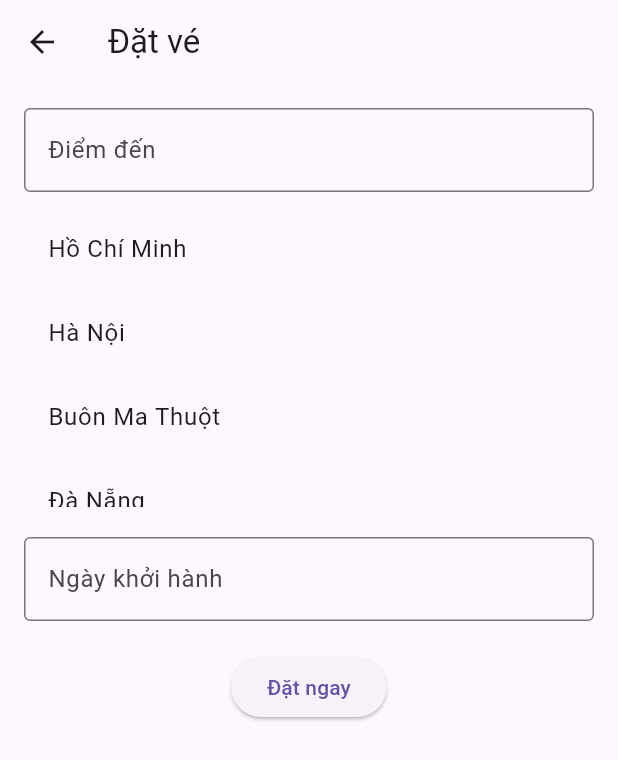
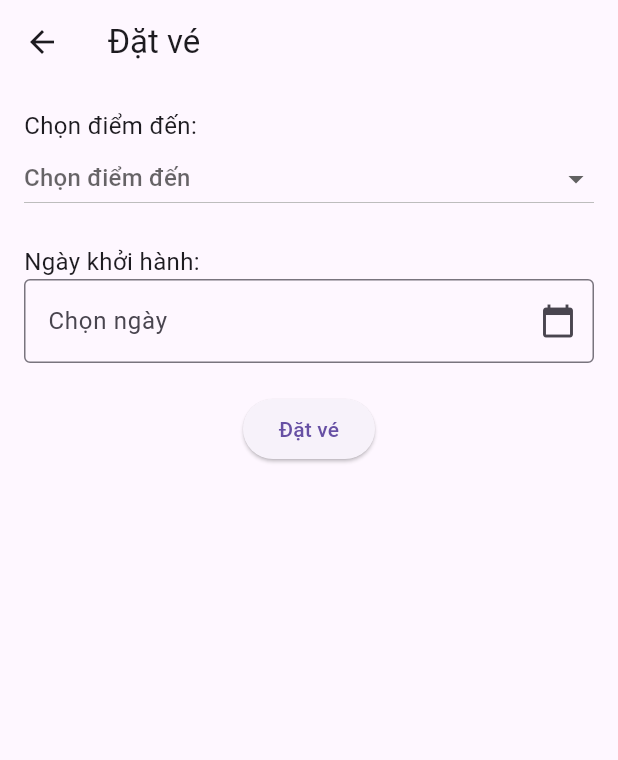
Before and after one commit to minhquang203/MOBILE_BOOK_TRAVEL, a Flutter app: the screen it shows after launch, after a tap on "Đặt vé", on a phone screen of 412 x 824 dp. Shown: the top 760 px of the screen. Run offline on Flutter 3.47's test engine with Material 3 defaults, Android fonts, the light colour scheme and no system bars.

Commit message:
xong phần đặt vé dang cải thiện hơn

```diff
--- a/lib/booking_screen.dart
+++ /dev/null
@@ -1,83 +0,0 @@
-import 'package:flutter/material.dart';
-
-class BookingScreen extends StatefulWidget {
-  const BookingScreen({Key? key}) : super(key: key);
-
-  @override
-  _BookingScreenState createState() => _BookingScreenState();
-}
-
-class _BookingScreenState extends State<BookingScreen> {
-  final TextEditingController _destinationController = TextEditingController();
-  final List<String> _destinations = ['Hồ Chí Minh', 'Hà Nội', 'Buôn Ma Thuột', 'Đà Nẵng', 'Phú Quốc'];
-  List<String> _filteredDestinations = [];
-
-  @override
-  void initState() {
-    super.initState();
-    _filteredDestinations = _destinations;
-  }
-
-  void _filterDestinations(String query) {
-    setState(() {
-      _filteredDestinations = _destinations
-          .where((destination) => destination.toLowerCase().contains(query.toLowerCase()))
-          .toList();
-    });
-  }
-
-  @override
-  Widget build(BuildContext context) {
-    return Scaffold(
-      appBar: AppBar(
-        title: Text('Đặt vé'),
-      ),
-      body: SingleChildScrollView(
-        padding: const EdgeInsets.all(16.0),
-        child: Column(
-          children: <Widget>[
-            TextField(
-              controller: _destinationController,
-              decoration: InputDecoration(
-                labelText: 'Điểm đến',
-                border: OutlineInputBorder(),
-              ),
-              onChanged: _filterDestinations,
-            ),
-            const SizedBox(height: 10),
-            Container(
-              height: 200,
-              child: ListView.builder(
-                itemCount: _filteredDestinations.length,
-                itemBuilder: (context, index) {
-                  return ListTile(
-                    title: Text(_filteredDestinations[index]),
-                    onTap: () {
-                      setState(() {
-                        _destinationController.text = _filteredDestinations[index];
-                      });
-                    },
-                  );
-                },
-              ),
-            ),
-            const SizedBox(height: 20),
-            TextField(
-              decoration: InputDecoration(
-                labelText: 'Ngày khởi hành',
-                border: OutlineInputBorder(),
-              ),
-            ),
-            const SizedBox(height: 20),
-            ElevatedButton(
-              onPressed: () {
-                // Add booking logic here
-              },
-              child: const Text('Đặt ngay'),
-            ),
-          ],
-        ),
-      ),
-    );
-  }
-}
--- a/lib/main.dart
+++ b/lib/main.dart
@@ -1,9 +1,18 @@
 import 'package:flutter/material.dart';
-import 'booking_screen.dart';
-import 'trip_list_screen.dart';
+import 'package:provider/provider.dart';
+
+import 'providers/booking_provider.dart';
+import 'screens/home_screen.dart';
 
 void main() {
-  runApp(const MyApp());
+  runApp(
+    MultiProvider(
+      providers: [
+        ChangeNotifierProvider(create: (_) => BookingProvider()),
+      ],
+      child: const MyApp(),
+    ),
+  );
 }
 
 class MyApp extends StatelessWidget {
@@ -12,55 +21,10 @@ class MyApp extends StatelessWidget {
   @override
   Widget build(BuildContext context) {
     return MaterialApp(
-      title: 'Đặt vé xe',
-      theme: ThemeData(
-        primarySwatch: Colors.blue,
-      ),
-      home: const MyHomePage(),
+      debugShowCheckedModeBanner: false,
+      title: 'Ứng dụng đặt vé',
+      theme: ThemeData(primarySwatch: Colors.blue),
+      home: const HomeScreen(),
     );
   }
 }
-
-class MyHomePage extends StatelessWidget {
-  const MyHomePage({Key? key}) : super(key: key);
-
-  @override
-  Widget build(BuildContext context) {
-    return Scaffold(
-      appBar: AppBar(
-        title: const Text('Đặt vé xe'),
-      ),
-      body: Center(
-        child: Column(
-          mainAxisAlignment: MainAxisAlignment.center,
-          children: <Widget>[
-            const Text(
-              'Xin chào quý khách!',
-              style: TextStyle(fontSize: 24),
-            ),
-            const SizedBox(height: 20),
-            ElevatedButton(
-              onPressed: () {
-                Navigator.push(
-                  context,
-                  MaterialPageRoute(builder: (context) => const BookingScreen()),
-                );
-              },
-              child: const Text('Đặt vé'),
-            ),
-            const SizedBox(height: 20),
-            ElevatedButton(
-              onPressed: () {
-                Navigator.push(
-                  context,
-                  MaterialPageRoute(builder: (context) => const TripListScreen()),
-                );
-              },
-              child: const Text('Kiểm tra vé'),
-            ),
-          ],
-        ),
-      ),
-    );
-  }
-}
--- /dev/null
+++ b/lib/providers/booking_provider.dart
@@ -0,0 +1,22 @@
+import 'package:flutter/material.dart';
+
+class BookingProvider with ChangeNotifier {
+  final List<String> _destinations = [
+    'Hồ Chí Minh',
+    'Hà Nội',
+    'Đà Nẵng',
+    'Phú Quốc',
+    'Buôn Ma Thuột',
+  ];
+
+  final List<Map<String, String>> _bookings = [];
+
+  List<String> get destinations => _destinations;
+
+  List<Map<String, String>> get bookings => _bookings;
+
+  void addBooking(String destination, String date) {
+    _bookings.add({'destination': destination, 'date': date});
+    notifyListeners();
+  }
+}
--- /dev/null
+++ b/lib/screens/booking_screen.dart
@@ -0,0 +1,107 @@
+import 'package:flutter/material.dart';
+import 'package:provider/provider.dart';
+
+import '../providers/booking_provider.dart';
+
+class BookingScreen extends StatefulWidget {
+  const BookingScreen({Key? key}) : super(key: key);
+
+  @override
+  State<BookingScreen> createState() => _BookingScreenState();
+}
+
+class _BookingScreenState extends State<BookingScreen> {
+  String? _selectedDestination;
+  final TextEditingController _dateController = TextEditingController();
+
+  Future<void> _selectDate(BuildContext context) async {
+    final DateTime? pickedDate = await showDatePicker(
+      context: context,
+      initialDate: DateTime.now(),
+      firstDate: DateTime.now(),
+      lastDate: DateTime(2100),
+    );
+    if (pickedDate != null) {
+      setState(() {
+        _dateController.text =
+            "${pickedDate.day}/${pickedDate.month}/${pickedDate.year}";
+      });
+    }
+  }
+
+  @override
+  Widget build(BuildContext context) {
+    final destinations = Provider.of<BookingProvider>(context).destinations;
+
+    return Scaffold(
+      appBar: AppBar(
+        title: const Text('Đặt vé'),
+      ),
+      body: Padding(
+        padding: const EdgeInsets.all(16.0),
+        child: Column(
+          crossAxisAlignment: CrossAxisAlignment.start,
+          children: [
+            const Text('Chọn điểm đến:', style: TextStyle(fontSize: 16)),
+            DropdownButton<String>(
+              value: _selectedDestination,
+              hint: const Text('Chọn điểm đến'),
+              isExpanded: true,
+              items: destinations.map((String destination) {
+                return DropdownMenuItem<String>(
+                  value: destination,
+                  child: Text(destination),
+                );
+              }).toList(),
+              onChanged: (String? newValue) {
+                setState(() {
+                  _selectedDestination = newValue;
+                });
+              },
+            ),
+            const SizedBox(height: 20),
+            const Text('Ngày khởi hành:', style: TextStyle(fontSize: 16)),
+            TextField(
+              controller: _dateController,
+              readOnly: true,
+              decoration: const InputDecoration(
+                labelText: 'Chọn ngày',
+                border: OutlineInputBorder(),
+                suffixIcon: Icon(Icons.calendar_today),
+              ),
+              onTap: () {
+                _selectDate(context);
+              },
+            ),
+            const SizedBox(height: 20),
+            Center(
+              child: ElevatedButton(
+                onPressed: () {
+                  if (_selectedDestination == null ||
+                      _dateController.text.isEmpty) {
+                    ScaffoldMessenger.of(context).showSnackBar(
+                      const SnackBar(
+                          content: Text('Vui lòng nhập đầy đủ thông tin')),
+                    );
+                  } else {
+                    Provider.of<BookingProvider>(context, listen: false)
+                        .addBooking(
+                      _selectedDestination!,
+                      _dateController.text,
+                    );
+                    ScaffoldMessenger.of(context).showSnackBar(
+                      SnackBar(content: Text('Đặt vé thành công!')),
+                    );
+                    Navigator.pop(
+                        context); // Navigate back to the previous screen
+                  }
+                },
+                child: const Text('Đặt vé'),
+              ),
+            ),
+          ],
+        ),
+      ),
+    );
+  }
+}
--- /dev/null
+++ b/lib/screens/home_screen.dart
@@ -0,0 +1,50 @@
+import 'package:flutter/material.dart';
+
+import 'booking_screen.dart';
+import 'trip_list_screen.dart';
+
+class HomeScreen extends StatelessWidget {
+  const HomeScreen({Key? key}) : super(key: key);
+
+  @override
+  Widget build(BuildContext context) {
+    return Scaffold(
+      appBar: AppBar(
+        title: const Text('Đặt vé xe'),
+      ),
+      body: Center(
+        child: Column(
+          mainAxisAlignment: MainAxisAlignment.center,
+          children: <Widget>[
+            const Text(
+              'Xin chào quý khách!',
+              style: TextStyle(fontSize: 24),
+            ),
+            const SizedBox(height: 20),
+            ElevatedButton(
+              onPressed: () {
+                Navigator.push(
+                  context,
+                  MaterialPageRoute(
+                      builder: (context) => const BookingScreen()),
+                );
+              },
+              child: const Text('Đặt vé'),
+            ),
+            const SizedBox(height: 20),
+            ElevatedButton(
+              onPressed: () {
+                Navigator.push(
+                  context,
+                  MaterialPageRoute(
+                      builder: (context) => const TripListScreen()),
+                );
+              },
+              child: const Text('Kiểm tra vé'),
+            ),
+          ],
+        ),
+      ),
+    );
+  }
+}
--- /dev/null
+++ b/lib/screens/trip_list_screen.dart
@@ -0,0 +1,44 @@
+import 'package:flutter/material.dart';
+import 'package:provider/provider.dart';
+
+import '../providers/booking_provider.dart';
+import 'trip_detail_screen.dart';
+
+class TripListScreen extends StatelessWidget {
+  const TripListScreen({Key? key}) : super(key: key);
+
+  @override
+  Widget build(BuildContext context) {
+    final bookings = Provider.of<BookingProvider>(context).bookings;
+
+    return Scaffold(
+      appBar: AppBar(
+        title: const Text('Danh sách vé đã đặt'),
+      ),
+      body: bookings.isEmpty
+          ? const Center(child: Text('Chưa có vé nào được đặt'))
+          : ListView.builder(
+              itemCount: bookings.length,
+              itemBuilder: (context, index) {
+                final booking = bookings[index];
+                return ListTile(
+                  title: Text('Điểm đến: ${booking['destination']}'),
+                  subtitle: Text('Ngày: ${booking['date']}'),
+                  trailing: const Icon(Icons.arrow_forward),
+                  onTap: () {
+                    Navigator.push(
+                      context,
+                      MaterialPageRoute(
+                        builder: (context) => TripDetailScreen(
+                          tripName: booking['destination']!,
+                          tripDetails: 'Ngày khởi hành: ${booking['date']}',
+                        ),
+                      ),
+                    );
+                  },
+                );
+              },
+            ),
+    );
+  }
+}
--- a/pubspec.yaml
+++ b/pubspec.yaml
@@ -14,6 +14,8 @@ dependencies:
   cupertino_icons: ^1.0.2
   firebase_core: ^2.7.0
   firebase_auth: ^4.4.0
+  provider: ^6.1.2
+  flutter_animate: ^4.0.0
 
 dev_dependencies:
   flutter_test:
```
Also changed, not shown: lib/screens/trip_detail_screen.dart (renamed from lib/trip_detail_screen.dart, +7 -4 lines), lib/trip_list_screen.dart (deleted, +0 -35 lines), pubspec.lock, 1 other file.
